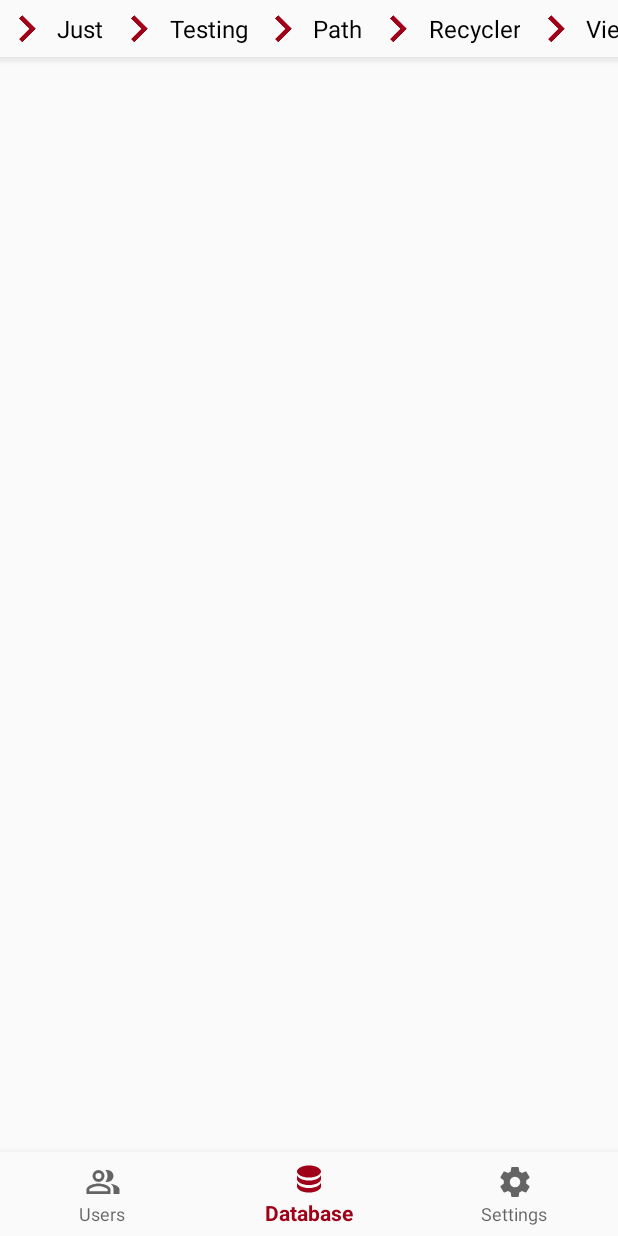
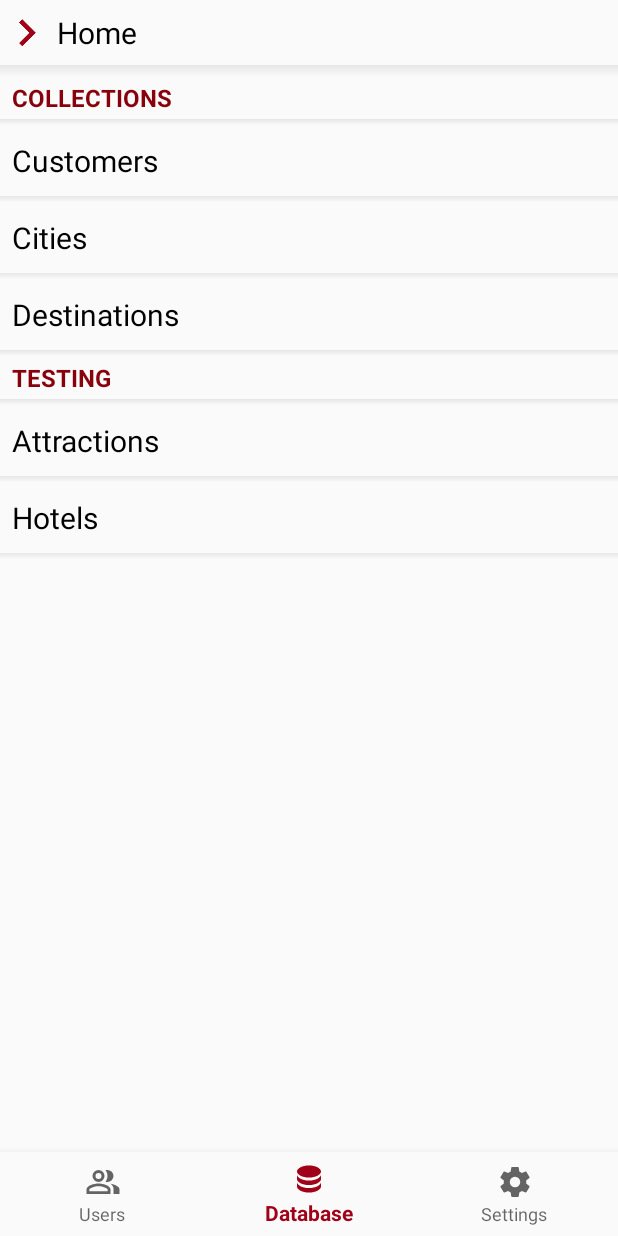
Before and after one commit to birkoof/storageStorm, an Android app: the screen it shows after launch (MainActivity), on a phone screen of 412 x 824 dp. Run offline under Robolectric (Android 15) with nearby library versions, the phone set to English and light mode, and no system bars.

Commit message:
created adapter functionality for different view types

```diff
--- /dev/null
+++ b/app/src/main/java/com/basic/storagestorm/Collection.kt
@@ -0,0 +1,5 @@
+package com.basic.storagestorm
+
+class Collection(var name: String) {
+
+}
--- /dev/null
+++ b/app/src/main/java/com/basic/storagestorm/Constants.kt
@@ -0,0 +1,10 @@
+package com.basic.storagestorm
+
+class Constants {
+    companion object {
+        val CATEGORY = 100
+        val COLLECTION = 101
+        val DOCUMENT = 102
+        val FIELD = 103
+    }
+}
--- /dev/null
+++ b/app/src/main/java/com/basic/storagestorm/DatabaseContentAdapter.kt
@@ -0,0 +1,58 @@
+package com.basic.storagestorm
+
+import android.content.Context
+import android.support.v7.widget.RecyclerView
+import android.view.LayoutInflater
+import android.view.View
+import android.view.ViewGroup
+import android.widget.TextView
+import kotlinx.android.synthetic.main.collection_row.view.*
+import kotlinx.android.synthetic.main.database_path_row.view.*
+
+/*
+* Adapter class for the horizontal recycler view that behaves as a database path tracker
+*
+* @param list - a list of items TODO provide a real list and think about the data type
+* @param context - context of the activity
+* */
+class DatabaseContentAdapter(private val list: MutableList<Pair<Int, Any>>, private val context: Context?) :
+    RecyclerView.Adapter<RecyclerView.ViewHolder>() {
+
+    override fun onCreateViewHolder(parent: ViewGroup, viewType: Int): DatabaseContentAdapter.ViewHolder {
+        return when(viewType) {
+            Constants.COLLECTION -> ViewHolder(LayoutInflater.from(context).inflate(R.layout.collection_row, parent, false))
+            Constants.CATEGORY -> ViewHolder(LayoutInflater.from(context).inflate(R.layout.category_row, parent, false))
+            else -> ViewHolder(LayoutInflater.from(context).inflate(R.layout.collection_row, parent, false))
+        }
+    }
+
+    override fun getItemViewType(position: Int): Int {
+        return list[position].first
+    }
+
+    override fun getItemCount(): Int {
+        return list.size
+    }
+
+    override fun onBindViewHolder(holder: RecyclerView.ViewHolder, position: Int) {
+        when (getItemViewType(position)) {
+           Constants.CATEGORY -> (holder as DatabaseContentAdapter.ViewHolder).bindCategory(list[position].second as String)
+           Constants.COLLECTION -> (holder as DatabaseContentAdapter.ViewHolder).bindCollection(list[position].second as Collection)
+        }
+    }
+
+    inner class ViewHolder(itemView: View) : RecyclerView.ViewHolder(itemView) {
+
+        fun bindCategory(category: String) {
+            val tvCategory = itemView.findViewById<TextView>(R.id.tvCategory)
+            tvCategory?.text = category
+        }
+
+        fun bindCollection(collection: Collection) {
+            val tvCollectionTitle = itemView.findViewById<TextView>(R.id.tvCollectionTitle)
+            tvCollectionTitle?.text = collection.name
+
+            // TODO onClickListener ???
+        }
+    }
+}
--- a/app/src/main/java/com/basic/storagestorm/DatabaseFragment.kt
+++ b/app/src/main/java/com/basic/storagestorm/DatabaseFragment.kt
@@ -12,27 +12,29 @@ import android.view.ViewGroup
 class DatabaseFragment : Fragment() {
 
     private val pathList = mutableListOf<String>()
+    private val collectionList = mutableListOf<Pair<Int, Any>>()
 
     override fun onCreateView(inflater: LayoutInflater, container: ViewGroup?, savedInstanceState: Bundle?): View? {
         // Inflate the layout for this fragment
 
         val view = inflater.inflate(R.layout.fragment_database, container, false)
 
-        // TODO feed path legally
-        pathList.add("Just")
-        pathList.add("Testing")
-        pathList.add("Path")
-        pathList.add("Recycler")
-        pathList.add("View")
-        pathList.add("Just2")
-        pathList.add("Testing2")
-        pathList.add("Path")
-        pathList.add("Path")
-        pathList.add("Recycler2")
-        pathList.add("View2")
-
+        // TODO feed data legally
+        pathList.add("Home")
         val recyclerPath = view.findViewById<RecyclerView>(R.id.recyclerPath)
         recyclerPath.adapter = DatabasePathAdapter(pathList, activity)
+
+        collectionList.add(Pair(Constants.CATEGORY, "collections"))
+        collectionList.add(Pair(Constants.COLLECTION, Collection("Customers")))
+        collectionList.add(Pair(Constants.COLLECTION, Collection("Cities")))
+        collectionList.add(Pair(Constants.COLLECTION, Collection("Destinations")))
+        collectionList.add(Pair(Constants.CATEGORY, "testing"))
+        collectionList.add(Pair(Constants.COLLECTION, Collection("Attractions")))
+        collectionList.add(Pair(Constants.COLLECTION, Collection("Hotels")))
+
+        val recyclerContent = view.findViewById<RecyclerView>(R.id.recyclerContent)
+        recyclerContent.adapter = DatabaseContentAdapter(collectionList, activity)
+
         return view
     }
 
--- /dev/null
+++ b/app/src/main/res/layout/category_row.xml
@@ -0,0 +1,28 @@
+<?xml version="1.0" encoding="utf-8"?>
+<RelativeLayout
+        xmlns:android="http://schemas.android.com/apk/res/android" xmlns:tools="http://schemas.android.com/tools"
+        android:id="@+id/relativeLayout"
+        android:layout_width="match_parent"
+        android:layout_height="wrap_content">
+
+    <TextView
+            android:id="@+id/tvCategory"
+            android:layout_width="wrap_content"
+            android:layout_height="wrap_content"
+            android:layout_marginTop="3dp"
+            android:layout_marginBottom="3dp"
+            android:layout_marginStart="8dp"
+            android:layout_marginEnd="8dp"
+            tools:text="collection"
+            android:textColor="@color/colorPrimaryDark"
+            android:textAllCaps="true"
+            android:textStyle="bold"
+            android:textSize="16sp"/>
+
+    <View android:id="@+id/shadeDivider"
+          android:layout_width="match_parent"
+          android:layout_height="4dp"
+          android:layout_below="@+id/tvCategory"
+          style="@style/ShadeDivider"/>
+
+</RelativeLayout>
--- /dev/null
+++ b/app/src/main/res/layout/collection_row.xml
@@ -0,0 +1,26 @@
+<?xml version="1.0" encoding="utf-8"?>
+<RelativeLayout
+        xmlns:android="http://schemas.android.com/apk/res/android" xmlns:tools="http://schemas.android.com/tools"
+        android:id="@+id/relativeLayout"
+        android:layout_width="match_parent"
+        android:layout_height="wrap_content">
+
+        <TextView
+                android:id="@+id/tvCollectionTitle"
+                android:layout_width="wrap_content"
+                android:layout_height="wrap_content"
+                android:layout_marginTop="10dp"
+                android:layout_marginBottom="10dp"
+                android:layout_marginStart="8dp"
+                android:layout_marginEnd="8dp"
+                tools:text="Collection Title"
+                android:textColor="@android:color/black"
+                android:textSize="20sp"/>
+
+    <View android:id="@+id/shadeDivider"
+          android:layout_width="match_parent"
+          android:layout_height="4dp"
+          android:layout_below="@+id/tvCollectionTitle"
+          style="@style/ShadeDivider"/>
+
+</RelativeLayout>
--- a/app/src/main/res/layout/database_path_row.xml
+++ b/app/src/main/res/layout/database_path_row.xml
@@ -27,7 +27,7 @@
             android:layout_toEndOf="@+id/rightArrow"
             android:minWidth="20dp"
             android:gravity="center"
-            android:textSize="16sp"
+            android:textSize="20sp"
             android:textColor="@android:color/black"
             android:textAppearance="?android:attr/textAppearanceLarge"
             android:background="?android:attr/selectableItemBackground"
--- a/app/src/main/res/layout/fragment_database.xml
+++ b/app/src/main/res/layout/fragment_database.xml
@@ -15,9 +15,19 @@
             app:layoutManager="android.support.v7.widget.LinearLayoutManager"/>
 
 
-    <View android:layout_width="match_parent"
-          android:layout_height="5dp"
+    <View android:id="@+id/shadeDivider"
+          android:layout_width="match_parent"
+          android:layout_height="7dp"
           android:layout_below="@+id/recyclerPath"
           style="@style/ShadeDivider"/>
 
+    <android.support.v7.widget.RecyclerView
+            android:id="@+id/recyclerContent"
+            android:layout_width="match_parent"
+            android:layout_height="match_parent"
+            android:layout_below="@id/shadeDivider"
+            app:layoutManager="android.support.v7.widget.LinearLayoutManager">
+
+    </android.support.v7.widget.RecyclerView>
+
 </RelativeLayout>
```
